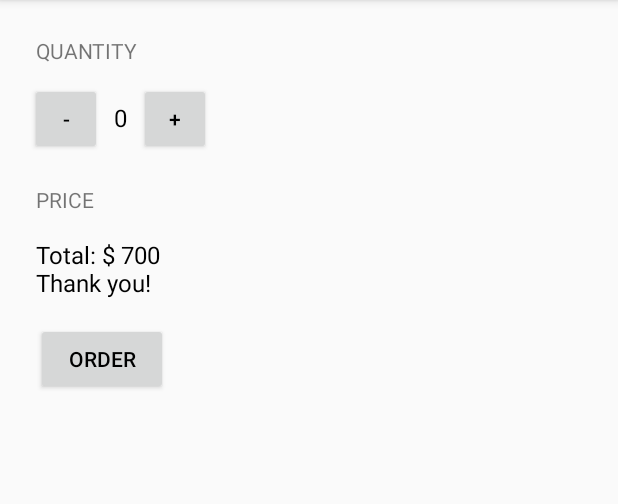
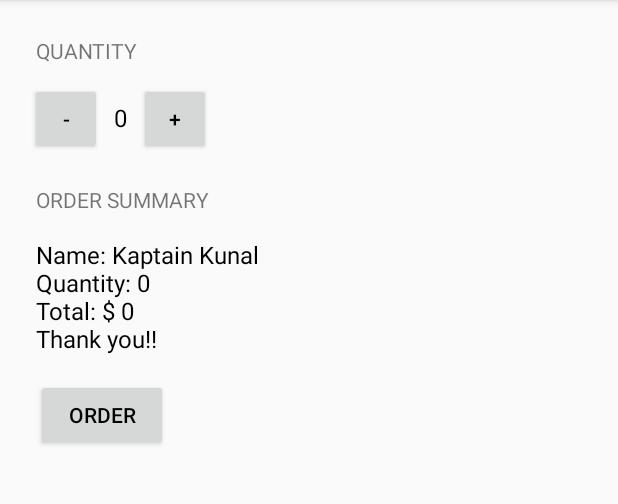
Before and after one commit to KKatus/Interactive2, an Android app: the screen it shows after launch (MainActivity), after a tap on "ORDER", on a phone screen of 412 x 824 dp, the part 84-588 px from its top. Run offline under Robolectric (Android 15) with nearby library versions, the phone set to English and light mode, and no system bars.

Commit message:
New Commit after project was buggy

```diff
--- a/app/src/main/java/com/example/interactive2/MainActivity.java
+++ b/app/src/main/java/com/example/interactive2/MainActivity.java
@@ -29,8 +29,7 @@ public class MainActivity extends AppCompatActivity {
 
         int price = calculatePrice();
 
-        String priceMessage = "Total: $ " + price;
-        priceMessage = priceMessage + "\nThank you!";
+        String priceMessage = createOrderSummary(price);
         displayMessage(priceMessage);
         //calculatePrice(quantity, price2);
 
@@ -61,13 +60,31 @@ public class MainActivity extends AppCompatActivity {
      */
     private int calculatePrice() {
         int price = quantity * 5;
-        return 700;
+        return price;
+    }
+
+
+    /**
+     * Create summary of the order.
+     *
+     * @param price of order
+     * @return text summary
+     */
+
+
+    private String createOrderSummary(int price) {
+        String priceMessage = "Name: Kaptain Kunal";
+        priceMessage += "\nQuantity: " + quantity;
+        priceMessage += "\nTotal: $ " + price;
+        priceMessage += "\nThank you!!";
+        return priceMessage;
+
     }
 
 
     private void displayMessage(String message) {
-        TextView priceTextView = (TextView) findViewById(R.id.price_text_view);
-        priceTextView.setText(message);
+        TextView orderSummaryTextView = (TextView) findViewById(R.id.order_summary_text_view);
+        orderSummaryTextView.setText(message);
     }
 
 
@@ -79,10 +96,5 @@ public class MainActivity extends AppCompatActivity {
         quantityTextView.setText("" + numberOfCoffees);
     }
 
-    private void displayPrice(int number) {
-        TextView priceTextView = (TextView) findViewById(R.id.price_text_view);
-        priceTextView.setText(NumberFormat.getCurrencyInstance().format(number));
-        /**priceTextView.setText("CHF "+number);**/
-    }
 
 }
--- a/app/src/main/res/layout/activity_main.xml
+++ b/app/src/main/res/layout/activity_main.xml
@@ -58,12 +58,12 @@
         android:layout_marginLeft="8dp"
         android:layout_marginTop="16dp"
         android:layout_marginBottom="16dp"
-        android:text="price"
+        android:text="Order Summary"
         android:textAllCaps="true" />
 
 
     <TextView
-        android:id="@+id/price_text_view"
+        android:id="@+id/order_summary_text_view"
         android:layout_width="wrap_content"
         android:layout_height="wrap_content"
         android:layout_marginLeft="8dp"
```
